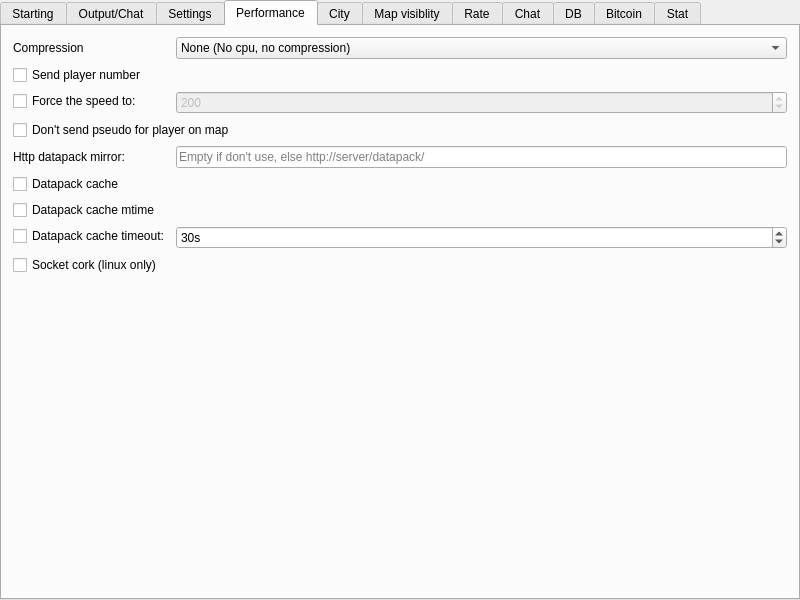
Old version of the form server/MainWindow.ui in the repository alphaonex86/CatchChallenger.
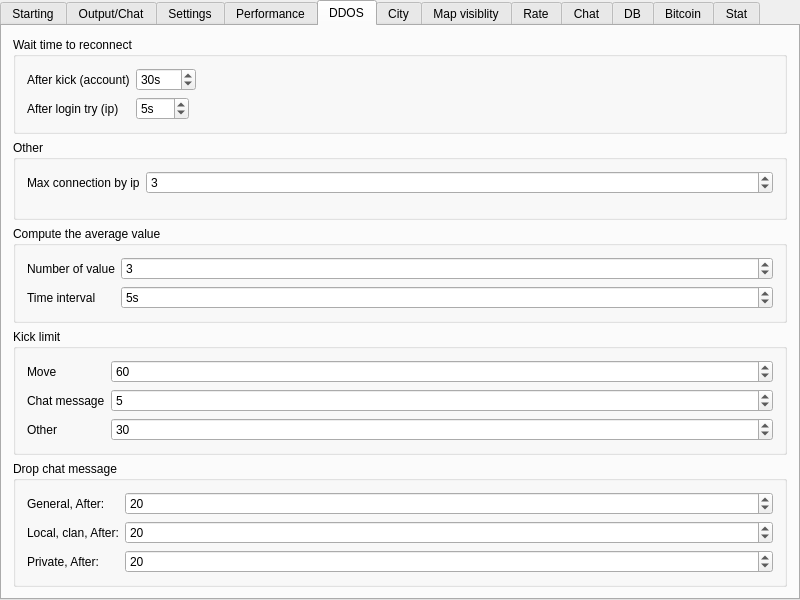
New version of the form. The open tabs and pages were chosen to show the change. Icons and pictures are not drawn.

Commit message: [Fix] Into datapack send mtime on first send (client,server,shared lib)

```diff
--- a/server/MainWindow.ui
+++ b/server/MainWindow.ui
@@ -399,6 +399,9 @@
         <string>Performance</string>
        </attribute>
        <layout class="QFormLayout" name="formLayout_4">
+        <property name="fieldGrowthPolicy">
+         <enum>QFormLayout::ExpandingFieldsGrow</enum>
+        </property>
         <item row="0" column="0">
          <widget class="QLabel" name="label_27">
           <property name="text">
@@ -489,14 +492,14 @@
           </property>
          </widget>
         </item>
-        <item row="7" column="0">
+        <item row="6" column="0">
          <widget class="QCheckBox" name="datapack_cache_timeout_checkbox">
           <property name="text">
            <string>Datapack cache timeout:</string>
           </property>
          </widget>
         </item>
-        <item row="7" column="1">
+        <item row="6" column="1">
          <widget class="QSpinBox" name="datapack_cache_timeout">
           <property name="suffix">
            <string>s</string>
@@ -512,18 +515,292 @@
           </property>
          </widget>
         </item>
-        <item row="8" column="0">
+        <item row="7" column="0">
          <widget class="QCheckBox" name="linux_socket_cork">
           <property name="text">
            <string>Socket cork (linux only)</string>
           </property>
          </widget>
         </item>
-        <item row="6" column="0">
-         <widget class="QCheckBox" name="datapack_cache_mtime">
-          <property name="text">
-           <string>Datapack cache mtime</string>
+       </layout>
+      </widget>
+      <widget class="QWidget" name="ddos">
+       <attribute name="title">
+        <string>DDOS</string>
+       </attribute>
+       <layout class="QVBoxLayout" name="verticalLayout_4">
+        <item>
+         <widget class="QGroupBox" name="groupBox">
+          <property name="title">
+           <string>Wait time to reconnect</string>
           </property>
+          <layout class="QFormLayout" name="formLayout_8">
+           <property name="fieldGrowthPolicy">
+            <enum>QFormLayout::ExpandingFieldsGrow</enum>
+           </property>
+           <item row="0" column="0">
+            <widget class="QLabel" name="label_15">
+             <property name="text">
+              <string>After kick (account)</string>
+             </property>
+            </widget>
+           </item>
+           <item row="0" column="1">
+            <widget class="QSpinBox" name="spinBox">
+             <property name="suffix">
+              <string>s</string>
+             </property>
+             <property name="minimum">
+              <number>1</number>
+             </property>
+             <property name="maximum">
+              <number>9999</number>
+             </property>
+             <property name="value">
+              <number>30</number>
+             </property>
+            </widget>
+           </item>
+           <item row="1" column="0">
+            <widget class="QLabel" name="label_17">
+             <property name="text">
+              <string>After login try (ip)</string>
+             </property>
+            </widget>
+           </item>
+           <item row="1" column="1">
+            <widget class="QSpinBox" name="spinBox_2">
+             <property name="suffix">
+              <string>s</string>
+             </property>
+             <property name="maximum">
+              <number>255</number>
+             </property>
+             <property name="value">
+              <number>5</number>
+             </property>
+            </widget>
+           </item>
+          </layout>
+         </widget>
+        </item>
+        <item>
+         <widget class="QGroupBox" name="groupBox_6">
+          <property name="title">
+           <string>Other</string>
+          </property>
+          <layout class="QFormLayout" name="formLayout_9">
+           <item row="0" column="0">
+            <widget class="QLabel" name="label_45">
+             <property name="text">
+              <string>Max connection by ip</string>
+             </property>
+            </widget>
+           </item>
+           <item row="0" column="1">
+            <widget class="QSpinBox" name="spinBox_3">
+             <property name="minimum">
+              <number>1</number>
+             </property>
+             <property name="maximum">
+              <number>9999</number>
+             </property>
+             <property name="value">
+              <number>3</number>
+             </property>
+            </widget>
+           </item>
+          </layout>
+         </widget>
+        </item>
+        <item>
+         <widget class="QGroupBox" name="groupBox_4">
+          <property name="title">
+           <string>Compute the average value</string>
+          </property>
+          <layout class="QFormLayout" name="formLayout_7">
+           <item row="0" column="1">
+            <widget class="QSpinBox" name="spinBox_4">
+             <property name="minimum">
+              <number>1</number>
+             </property>
+             <property name="maximum">
+              <number>9</number>
+             </property>
+             <property name="value">
+              <number>3</number>
+             </property>
+            </widget>
+           </item>
+           <item row="2" column="1">
+            <widget class="QSpinBox" name="spinBox_5">
+             <property name="suffix">
+              <string>s</string>
+             </property>
+             <property name="minimum">
+              <number>1</number>
+             </property>
+             <property name="maximum">
+              <number>255</number>
+             </property>
+             <property name="value">
+              <number>5</number>
+             </property>
+            </widget>
+           </item>
+           <item row="0" column="0">
+            <widget class="QLabel" name="label_40">
+             <property name="text">
+              <string>Number of value</string>
+             </property>
+            </widget>
+           </item>
+           <item row="2" column="0">
+            <widget class="QLabel" name="label_41">
+             <property name="text">
+              <string>Time interval</string>
+             </property>
+            </widget>
+           </item>
+          </layout>
+         </widget>
+        </item>
+        <item>
+         <widget class="QGroupBox" name="groupBox_3">
+          <property name="title">
+           <string>Kick limit</string>
+          </property>
+          <layout class="QFormLayout" name="formLayout_6">
+           <item row="0" column="0">
+            <widget class="QLabel" name="label_42">
+             <property name="text">
+              <string>Move</string>
+             </property>
+            </widget>
+           </item>
+           <item row="0" column="1">
+            <widget class="QSpinBox" name="spinBox_6">
+             <property name="prefix">
+              <string/>
+             </property>
+             <property name="minimum">
+              <number>5</number>
+             </property>
+             <property name="maximum">
+              <number>255</number>
+             </property>
+             <property name="value">
+              <number>60</number>
+             </property>
+            </widget>
+           </item>
+           <item row="1" column="0">
+            <widget class="QLabel" name="label_43">
+             <property name="text">
+              <string>Chat message</string>
+             </property>
+            </widget>
+           </item>
+           <item row="1" column="1">
+            <widget class="QSpinBox" name="spinBox_7">
+             <property name="minimum">
+              <number>1</number>
+             </property>
+             <property name="maximum">
+              <number>255</number>
+             </property>
+             <property name="value">
+              <number>5</number>
+             </property>
+            </widget>
+           </item>
+           <item row="2" column="0">
+            <widget class="QLabel" name="label_44">
+             <property name="text">
+              <string>Other</string>
+             </property>
+            </widget>
+           </item>
+           <item row="2" column="1">
+            <widget class="QSpinBox" name="spinBox_8">
+             <property name="maximum">
+              <number>255</number>
+             </property>
+             <property name="value">
+              <number>30</number>
+             </property>
+            </widget>
+           </item>
+          </layout>
+         </widget>
+        </item>
+        <item>
+         <widget class="QGroupBox" name="groupBox_5">
+          <property name="title">
+           <string>Drop chat message</string>
+          </property>
+          <layout class="QFormLayout" name="formLayout_5">
+           <item row="0" column="0">
+            <widget class="QLabel" name="label_46">
+             <property name="text">
+              <string>General, After:</string>
+             </property>
+            </widget>
+           </item>
+           <item row="0" column="1">
+            <widget class="QSpinBox" name="spinBox_9">
+             <property name="minimum">
+              <number>3</number>
+             </property>
+             <property name="maximum">
+              <number>255</number>
+             </property>
+             <property name="value">
+              <number>20</number>
+             </property>
+            </widget>
+           </item>
+           <item row="1" column="1">
+            <widget class="QSpinBox" name="spinBox_10">
+             <property name="minimum">
+              <number>3</number>
+             </property>
+             <property name="maximum">
+              <number>255</number>
+             </property>
+             <property name="value">
+              <number>20</number>
+             </property>
+            </widget>
+           </item>
+           <item row="3" column="1">
+            <widget class="QSpinBox" name="spinBox_11">
+             <property name="minimum">
+              <number>3</number>
+             </property>
+             <property name="maximum">
+              <number>255</number>
+             </property>
+             <property name="value">
+              <number>20</number>
+             </property>
+            </widget>
+           </item>
+           <item row="1" column="0">
+            <widget class="QLabel" name="label_47">
+             <property name="text">
+              <string>Local, clan, After:</string>
+             </property>
+            </widget>
+           </item>
+           <item row="3" column="0">
+            <widget class="QLabel" name="label_48">
+             <property name="text">
+              <string>Private, After:</string>
+             </property>
+            </widget>
+           </item>
+          </layout>
          </widget>
         </item>
        </layout>
```
Left out of the diff: 16 changed lines with no effect on the pictures. The commit also changes 29 other files.
